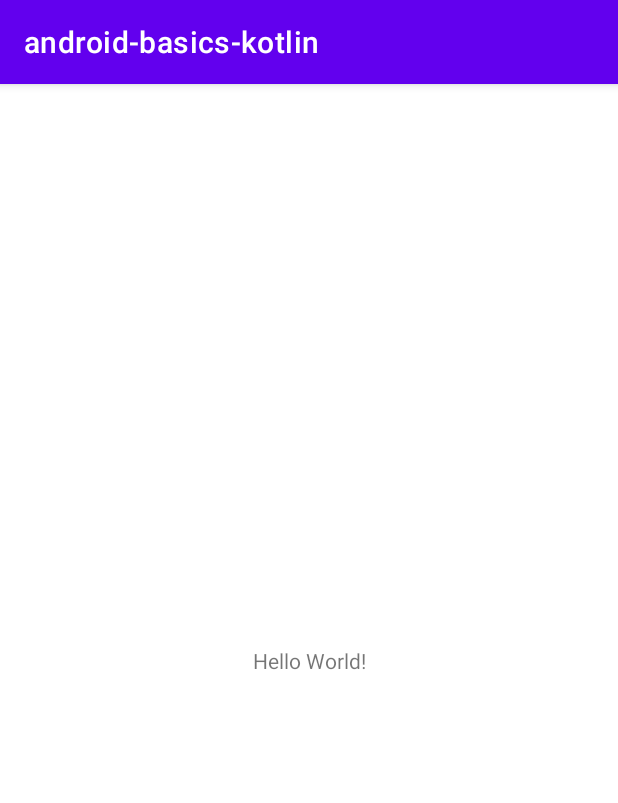
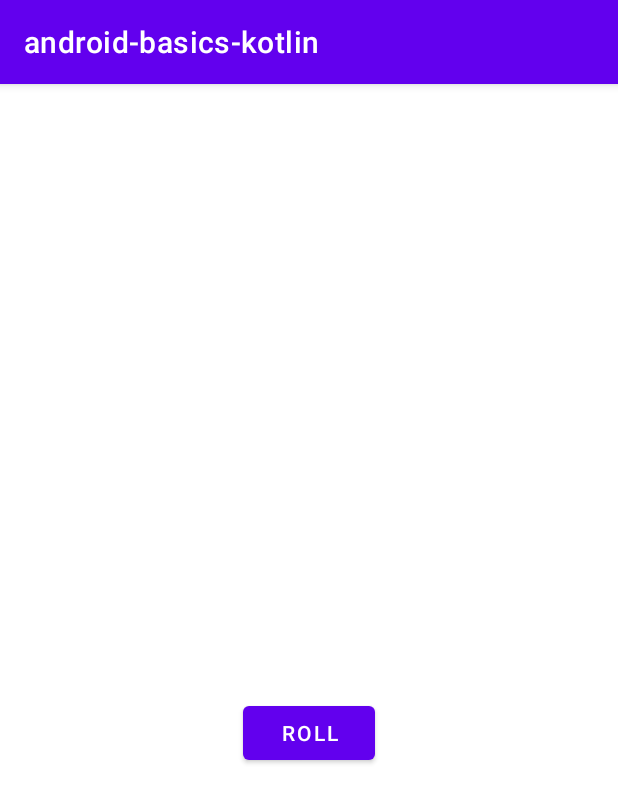
Before and after one commit to PurinduWeerawardana/android-basics-kotlin, an Android app: the screen it shows after launch (MainActivity), on a phone screen of 412 x 824 dp. Shown: the top 803 px of the screen. Run offline under Robolectric (Android 15) with nearby library versions, the phone set to English and light mode, and no system bars.

Commit message:
Create textView and button

```diff
--- a/app/src/main/res/layout/activity_main.xml
+++ b/app/src/main/res/layout/activity_main.xml
@@ -7,12 +7,23 @@
     tools:context=".MainActivity">
 
     <TextView
+        android:id="@+id/textView"
         android:layout_width="wrap_content"
         android:layout_height="wrap_content"
-        android:text="Hello World!"
+        android:textSize="36sp"
         app:layout_constraintBottom_toBottomOf="parent"
         app:layout_constraintEnd_toEndOf="parent"
         app:layout_constraintStart_toStartOf="parent"
-        app:layout_constraintTop_toTopOf="parent" />
+        app:layout_constraintTop_toTopOf="parent"
+        tools:text="6" />
+
+    <Button
+        android:id="@+id/button"
+        android:layout_width="wrap_content"
+        android:layout_height="wrap_content"
+        android:text="@string/roll"
+        app:layout_constraintEnd_toEndOf="parent"
+        app:layout_constraintStart_toStartOf="parent"
+        app:layout_constraintTop_toBottomOf="@+id/textView" />
 
 </androidx.constraintlayout.widget.ConstraintLayout>
--- a/app/src/main/res/values/strings.xml
+++ b/app/src/main/res/values/strings.xml
@@ -1,3 +1,4 @@
 <resources>
     <string name="app_name">android-basics-kotlin</string>
+    <string name="roll">Roll</string>
 </resources>
```
